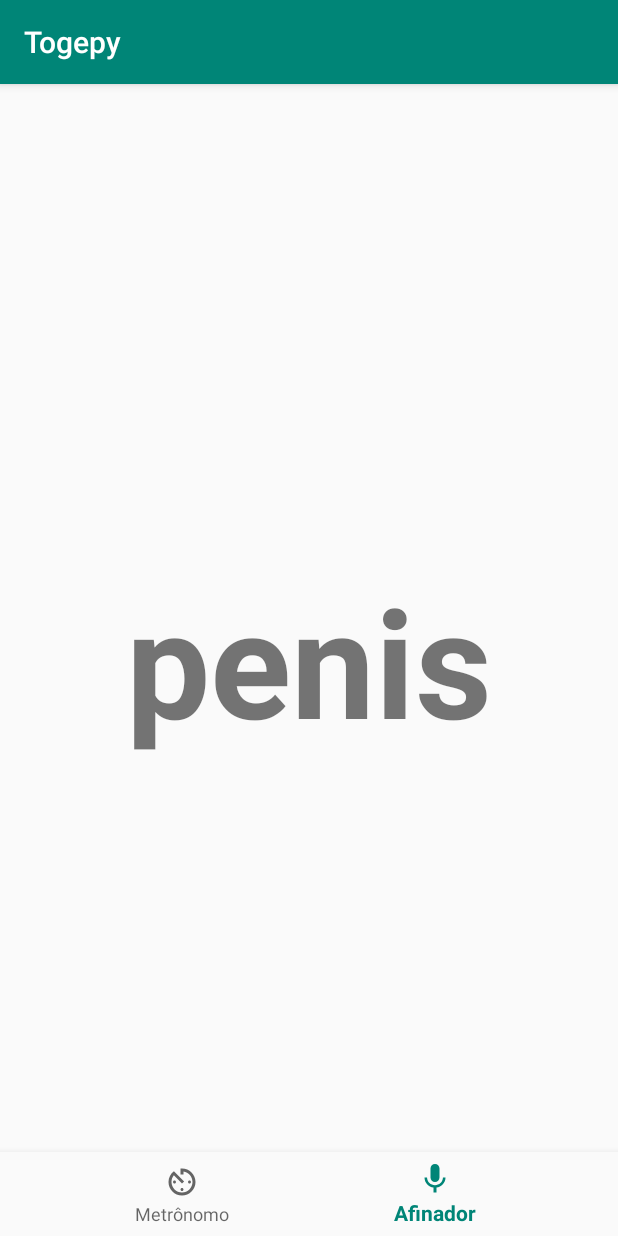
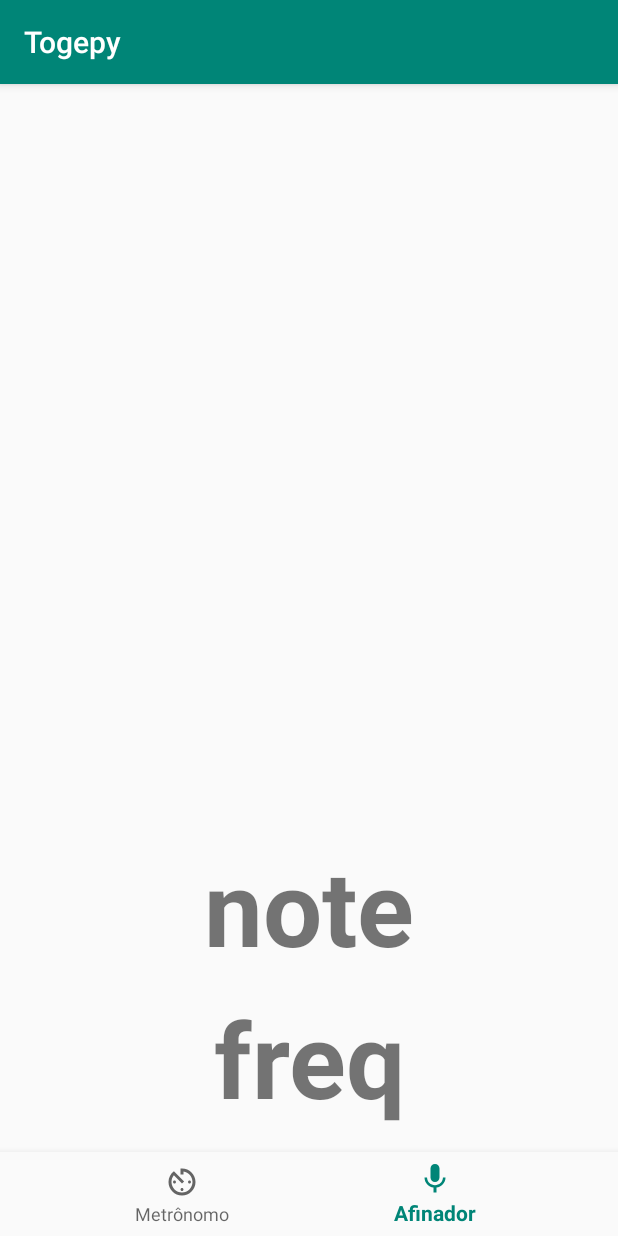
Before and after one commit to andredxc/embarcados, an Android app: the Tuner screen opened directly, with no data from a screen before it, on a phone screen of 412 x 824 dp. Run offline under Robolectric (Android 15) with nearby library versions, the phone set to English and light mode, and no system bars.

Commit message:
Added note text field on tuner

```diff
--- a/togepy/app/src/main/java/com/example/togepy/MainActivity.java
+++ b/togepy/app/src/main/java/com/example/togepy/MainActivity.java
@@ -59,7 +59,7 @@ public class MainActivity extends AppCompatActivity {
             mButton.setText(R.string.start_metronome);
         }
         else{
-            _metronome.setBpmTextView((TextView) findViewById(R.id.bpmTextView));
+            _metronome.setBpmTextView((TextView) findViewById(R.id.pitchFreq));
             _metronome.setTimeSignatureTopTextView((TextView) findViewById(R.id.timeSignatureTopTextView));
             _metronome.start(this);
             Button mButton = (Button)findViewById(R.id.activate_metronome);
--- a/togepy/app/src/main/res/layout/activity_main.xml
+++ b/togepy/app/src/main/res/layout/activity_main.xml
@@ -19,7 +19,7 @@
 
 
         <TextView
-            android:id="@+id/bpmTextView"
+            android:id="@+id/pitchFreq"
             android:layout_width="wrap_content"
             android:layout_height="wrap_content"
             android:textStyle="bold"
--- a/togepy/app/src/main/res/layout/activity_tuner.xml
+++ b/togepy/app/src/main/res/layout/activity_tuner.xml
@@ -6,16 +6,6 @@
     android:layout_width="match_parent"
     android:layout_height="match_parent"
     tools:context=".MainActivity">
-
-    <TextView
-        android:id="@+id/bpmTextView"
-        android:gravity="center"
-        android:layout_width="match_parent"
-        android:layout_height="match_parent"
-        android:text="penis"
-        android:textSize="100dp"
-        android:textStyle="bold"
-        />
 
 
     <com.google.android.material.bottomnavigation.BottomNavigationView
@@ -30,4 +20,42 @@
         app:layout_constraintRight_toRightOf="parent"
         app:menu="@menu/bottom_nav_menu" />
 
+    <LinearLayout
+        android:layout_width="wrap_content"
+        android:layout_height="wrap_content"
+        android:layout_marginStart="8dp"
+        android:layout_marginLeft="8dp"
+        android:layout_marginTop="8dp"
+        android:layout_marginEnd="8dp"
+        android:layout_marginRight="8dp"
+        android:layout_marginBottom="8dp"
+        android:orientation="vertical"
+        app:layout_constraintBottom_toTopOf="@+id/nav_view"
+        app:layout_constraintEnd_toEndOf="parent"
+        app:layout_constraintStart_toStartOf="parent" >
+
+        <TextView
+            android:id="@+id/pitchNote"
+            android:layout_width="match_parent"
+            android:layout_height="match_parent"
+            android:layout_marginBottom="8dp"
+            android:gravity="center"
+            android:text="note"
+            android:textSize="70dp"
+            android:textStyle="bold"
+            app:layout_constraintBottom_toBottomOf="parent" />
+
+        <TextView
+            android:id="@+id/pitchFreq"
+            android:layout_width="match_parent"
+            android:layout_height="match_parent"
+            android:layout_marginBottom="8dp"
+            android:gravity="center"
+            android:text="freq"
+            android:textSize="70dp"
+            android:textStyle="bold"
+            app:layout_constraintBottom_toBottomOf="parent" />
+
+    </LinearLayout>
+
 </androidx.constraintlayout.widget.ConstraintLayout>
```
Also changed, not shown: togepy/app/src/main/java/com/example/togepy/Tuner.java (+33 -12 lines).
